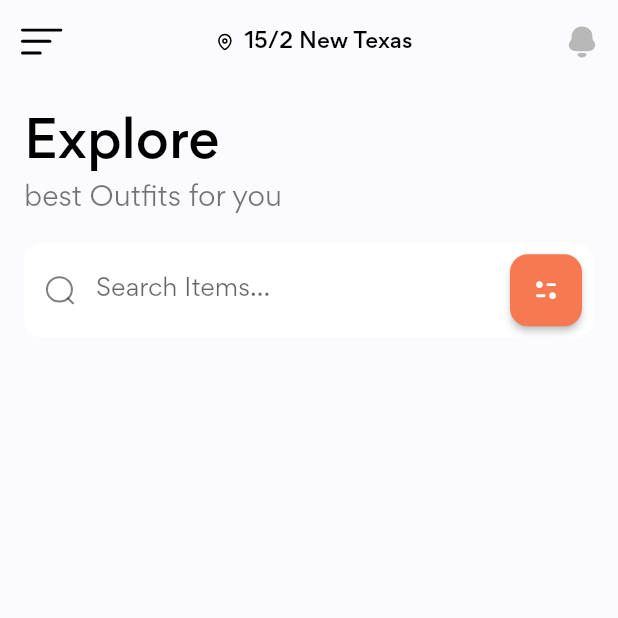
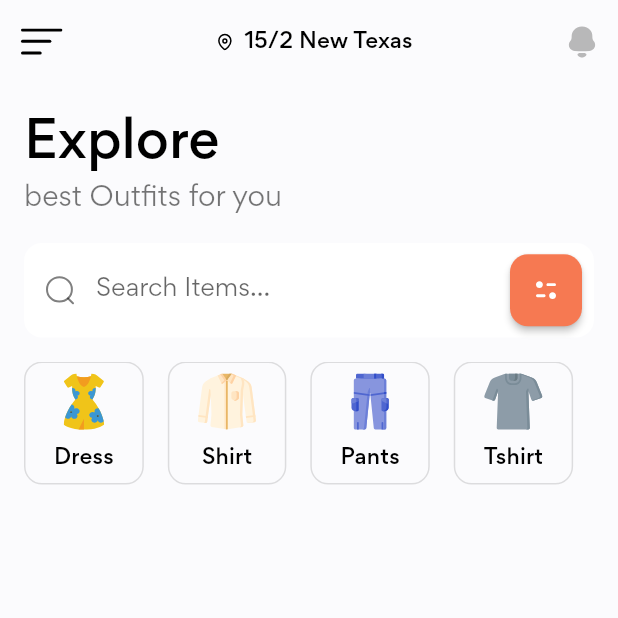
Before and after one commit to bonjin-app/Flutter, a Flutter app: the screen it shows after launch, on a phone screen of 412 x 824 dp, the top half of it. Run offline on Flutter 3.47's test engine with Material 2 defaults, Android fonts, the phone set to English and light mode, and no system bars; our stand-ins replace firebase_core, fl_chart, flutter_svg, google_fonts, websafe_svg; missing offline and left inert: flutter_sms; accounts and stored records are empty.

Commit message:
Add Categories

```diff
--- /dev/null
+++ b/speed_code/shop_app_ui/lib/screens/home/components/categories.dart
@@ -0,0 +1,72 @@
+import 'package:flutter/material.dart';
+import 'package:flutter_svg/svg.dart';
+
+import '../../../constants.dart';
+import '../../../models/Category.dart';
+
+class Categories extends StatelessWidget {
+  const Categories({
+    Key? key,
+  }) : super(key: key);
+
+  @override
+  Widget build(BuildContext context) {
+    return SingleChildScrollView(
+      scrollDirection: Axis.horizontal,
+      child: Row(
+        children: List.generate(
+          demo_categories.length,
+              (index) => Padding(
+            padding: const EdgeInsets.only(right: defaultPadding),
+            child: CategoryCard(
+              icon: demo_categories[index].icon,
+              title: demo_categories[index].title,
+              press: () {},
+            ),
+          ),
+        ),
+      ),
+    );
+  }
+}
+
+class CategoryCard extends StatelessWidget {
+  final String icon, title;
+  final VoidCallback press;
+
+  const CategoryCard({
+    Key? key,
+    required this.icon,
+    required this.title,
+    required this.press,
+  }) : super(key: key);
+
+  @override
+  Widget build(BuildContext context) {
+    return OutlinedButton(
+      style: OutlinedButton.styleFrom(
+          shape: const RoundedRectangleBorder(
+              borderRadius:
+              BorderRadius.all(Radius.circular(defaultBorderRadius)))),
+      onPressed: press,
+      child: Padding(
+        padding: const EdgeInsets.symmetric(
+          horizontal: defaultPadding / 4,
+          vertical: defaultPadding / 2,
+        ),
+        child: Column(
+          children: [
+            SvgPicture.asset(icon),
+            const SizedBox(
+              height: defaultPadding / 2,
+            ),
+            Text(
+              title,
+              style: Theme.of(context).textTheme.subtitle2,
+            )
+          ],
+        ),
+      ),
+    );
+  }
+}
--- a/speed_code/shop_app_ui/lib/screens/home/home_screen.dart
+++ b/speed_code/shop_app_ui/lib/screens/home/home_screen.dart
@@ -2,6 +2,7 @@ import 'package:flutter/material.dart';
 import 'package:flutter_svg/svg.dart';
 import 'package:shop_app_ui/constants.dart';
 
+import 'components/categories.dart';
 import 'components/search_form.dart';
 
 class HomeScreen extends StatelessWidget {
@@ -57,6 +58,7 @@ class HomeScreen extends StatelessWidget {
               padding: EdgeInsets.symmetric(vertical: defaultPadding),
               child: SearchForm(),
             ),
+            const Categories(),
           ],
         ),
       ),
```
